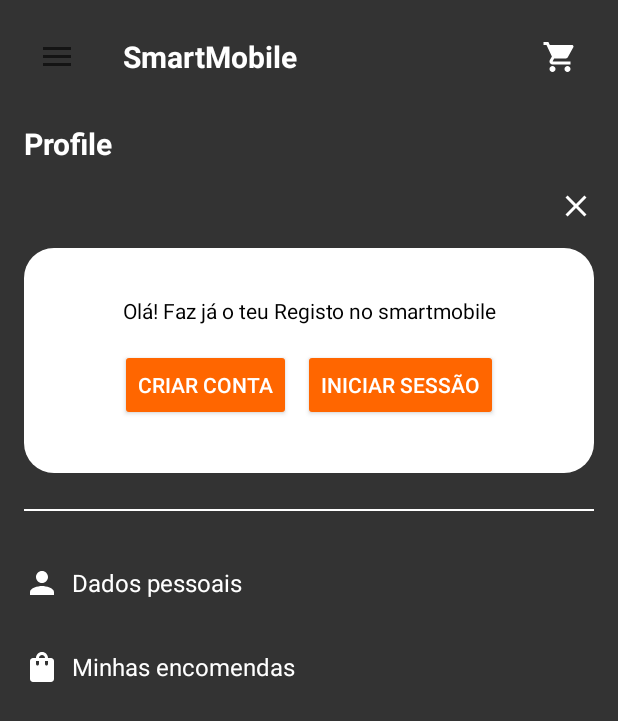
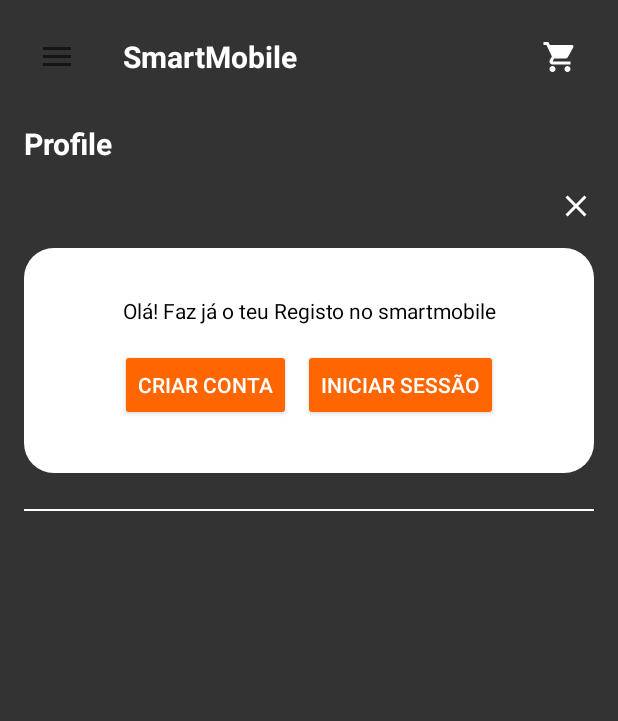
Before and after one commit to GuilhermeAbreuIPL/SmartMobile, an Android app: the screen it shows after launch (MainActivity), in the side drawer, after a tap on "Perfil", on a phone screen of 412 x 824 dp. Shown: the top 721 px of the screen. Run offline under Robolectric (Android 15) with nearby library versions, the phone set to English and light mode, and no system bars.

Commit message:
Profile Fix

```diff
--- a/MobileApp/app/src/main/java/com/example/smartmobile/ProfileFragment.java
+++ b/MobileApp/app/src/main/java/com/example/smartmobile/ProfileFragment.java
@@ -19,22 +19,7 @@ public class ProfileFragment extends Fragment {
     public View onCreateView(@NonNull LayoutInflater inflater,
                              @Nullable ViewGroup container,
                              @Nullable Bundle savedInstanceState) {
-        boolean isLoggedIn = ((MainActivity) getActivity()).isUserLoggedIn();
-        View view = inflater.inflate(R.layout.fragment_profile, container, false);
-        TextView tv_profile = view.findViewById(R.id.tv_profile);
-        View authContainer = view.findViewById(R.id.authcontainer);
-        View logoutContainer = view.findViewById(R.id.logoutcontainer);
-
-        if (isLoggedIn) {
-            authContainer.setVisibility(View.GONE);
-            logoutContainer.setVisibility(View.VISIBLE);
-            tv_profile.setText("Deseja terminar a sessão?");
-        } else {
-            authContainer.setVisibility(View.VISIBLE);
-            logoutContainer.setVisibility(View.GONE);
-            tv_profile.setText("Olá! Faz já o teu Registo no smartmobile");
-        }
-        return view;
+        return inflater.inflate(R.layout.fragment_profile, container, false);
     }
 
     @Override
@@ -48,18 +33,22 @@ public class ProfileFragment extends Fragment {
             TextView tv_profile = view.findViewById(R.id.tv_profile);
             View authContainer = view.findViewById(R.id.authcontainer);
             View logoutContainer = view.findViewById(R.id.logoutcontainer);
+            View DadosPessoaisContainer = view.findViewById(R.id.dadospessoaiscontainer);
+            View MinhasEncomendasContainer = view.findViewById(R.id.minhasencomendascontainer);
 
             if (isLoggedIn) {
                 authContainer.setVisibility(View.GONE);
                 logoutContainer.setVisibility(View.VISIBLE);
+                DadosPessoaisContainer.setVisibility(View.VISIBLE);
+                MinhasEncomendasContainer.setVisibility(View.VISIBLE);
                 tv_profile.setText("Deseja terminar a sessão?");
             } else {
                 authContainer.setVisibility(View.VISIBLE);
                 logoutContainer.setVisibility(View.GONE);
+                DadosPessoaisContainer.setVisibility(View.GONE);
+                MinhasEncomendasContainer.setVisibility(View.GONE);
                 tv_profile.setText("Olá! Faz já o teu Registo no smartmobile");
             }
         }
     }
-
-
 }
--- a/MobileApp/app/src/main/res/layout/fragment_profile.xml
+++ b/MobileApp/app/src/main/res/layout/fragment_profile.xml
@@ -112,6 +112,7 @@
 
             <!-- Item: Dados Pessoais -->
             <LinearLayout
+                android:id="@+id/dadospessoaiscontainer"
                 android:layout_width="match_parent"
                 android:layout_height="wrap_content"
                 android:orientation="horizontal"
@@ -136,6 +137,7 @@
 
             <!-- Item: Minhas Encomendas -->
             <LinearLayout
+                android:id="@+id/minhasencomendascontainer"
                 android:layout_width="match_parent"
                 android:layout_height="wrap_content"
                 android:orientation="horizontal"
```
